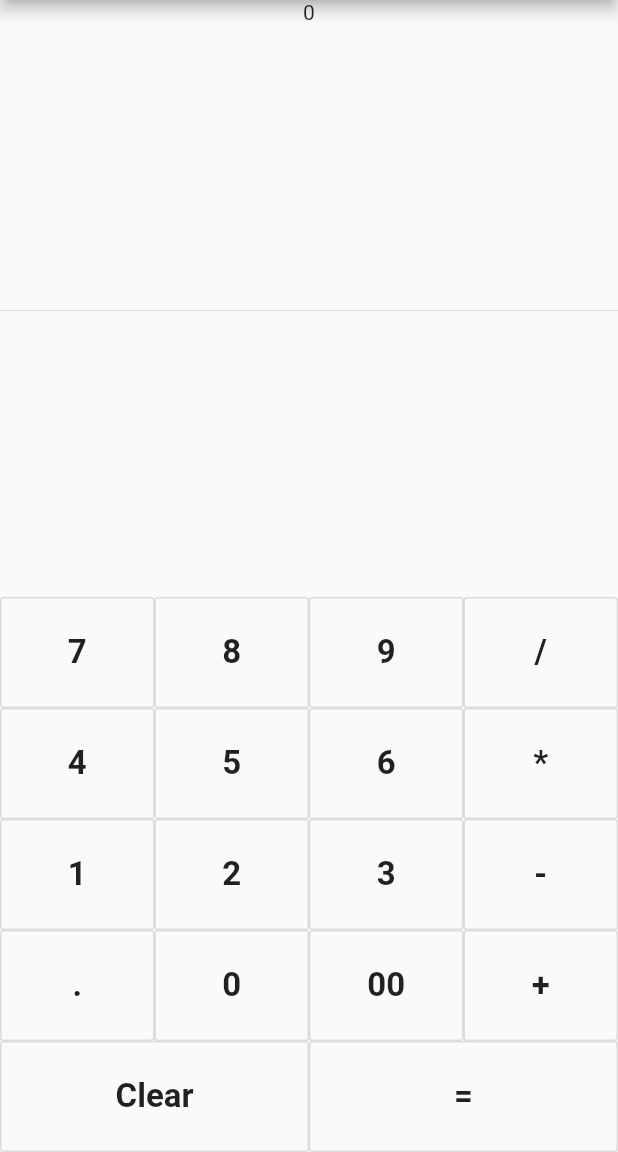
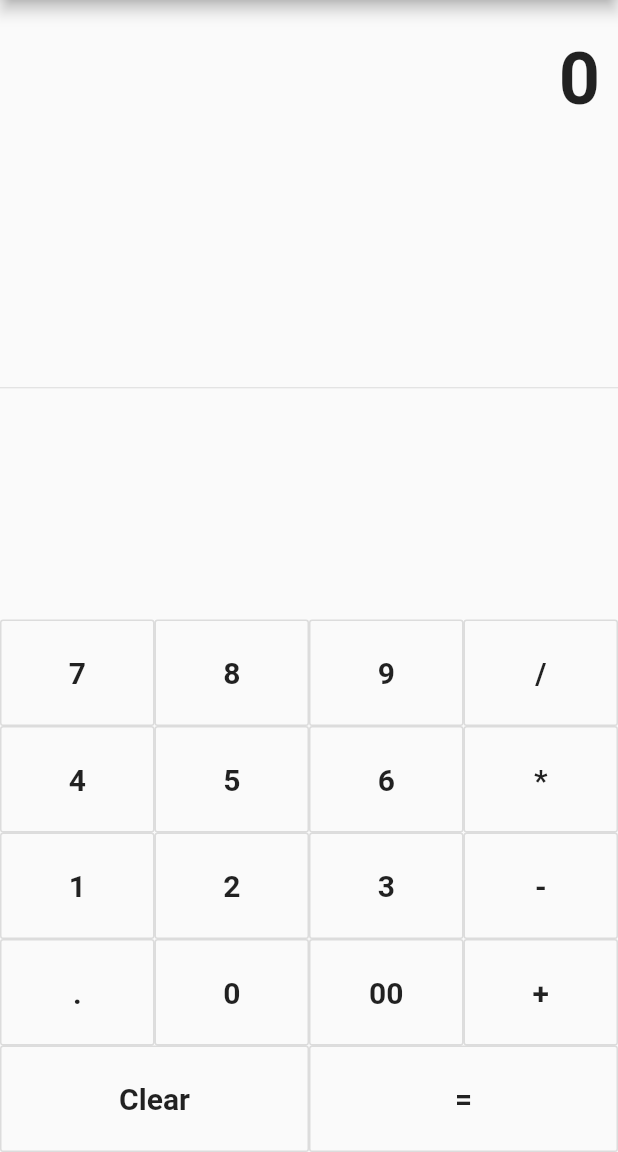
Before and after one commit to james-muriithi/mycalculator, a Flutter app: the screen it shows after launch, on a phone screen of 412 x 824 dp, the part 84-1236 px from its top. Run offline on Flutter 3.47's test engine with Material 2 defaults, Android fonts, the phone set to English and light mode, and no system bars.

Commit message:
finished ui

```diff
--- a/lib/main.dart
+++ b/lib/main.dart
@@ -26,16 +26,15 @@ class MyHomePage extends StatefulWidget {
 }
 
 class _MyHomePageState extends State<MyHomePage> {
+  String output = '0';
+
   Widget _buildButton(String buttonText) {
     return Expanded(
       child: new OutlineButton(
         padding: EdgeInsets.all(24.0),
         child: new Text(
           buttonText,
-          style: TextStyle(
-            fontSize: 22.0,
-            fontWeight: FontWeight.bold
-          ),
+          style: TextStyle(fontSize: 20.0, fontWeight: FontWeight.bold),
         ),
         onPressed: () {},
       ),
@@ -51,7 +50,13 @@ class _MyHomePageState extends State<MyHomePage> {
       body: Container(
         child: Column(
           children: <Widget>[
-            new Text('0'),
+            Container(
+                alignment: Alignment.centerRight,
+                padding: EdgeInsets.symmetric(vertical: 24.0, horizontal: 12.0),
+                child: new Text(
+                  output,
+                  style: TextStyle(fontWeight: FontWeight.bold, fontSize: 48.0),
+                )),
             new Expanded(
               child: Divider(),
             ),
```
